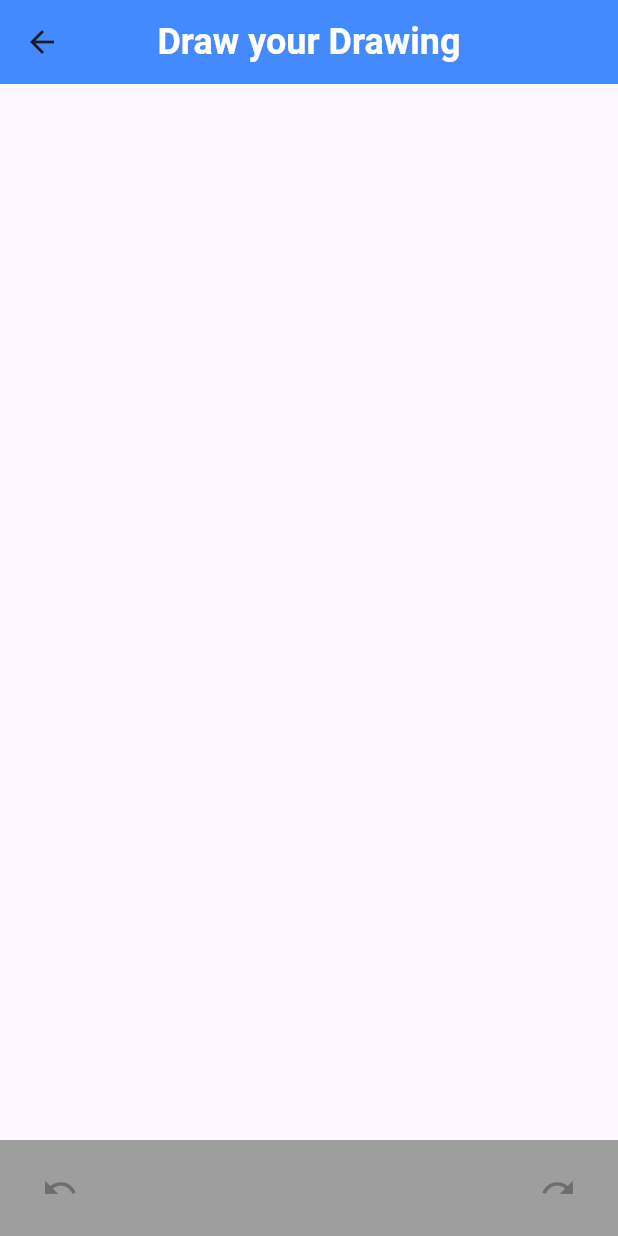
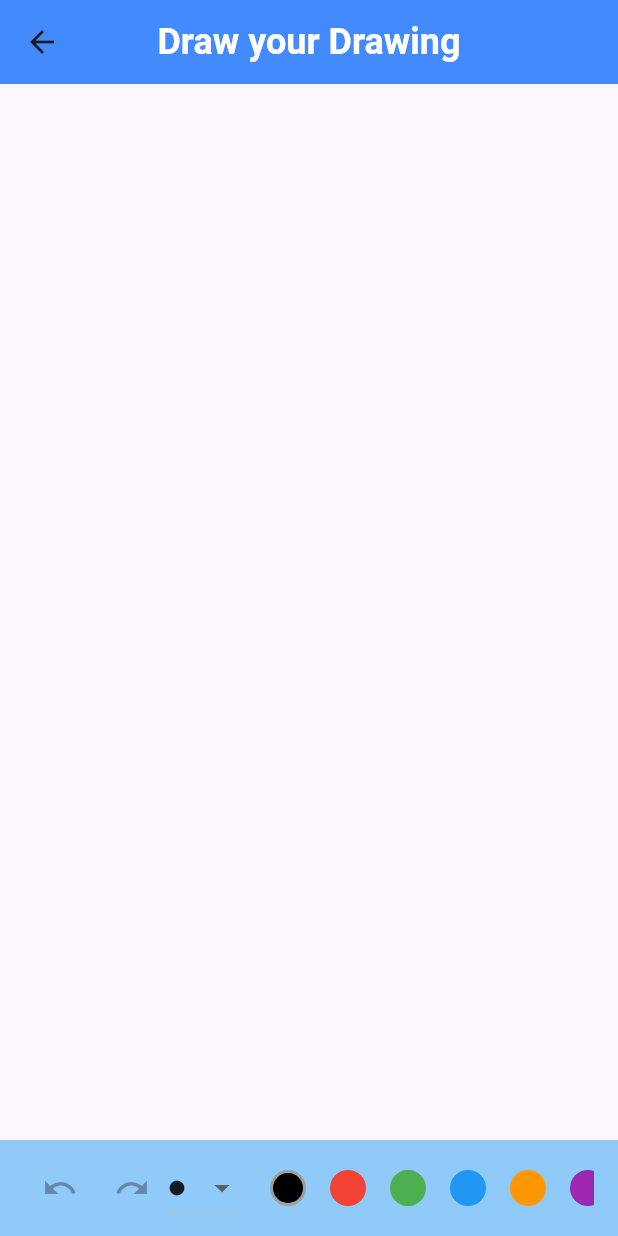
Before and after one commit to Pawan-bari/Drawing, a Flutter app: the Drawscreen screen opened by its route, on a phone screen of 412 x 824 dp. Run offline on Flutter 3.47's test engine with Material 3 defaults, Android fonts, the phone set to English and light mode, and no system bars.

Commit message:
add brush size and color pallet

```diff
--- a/lib/draw/drawscreen.dart
+++ b/lib/draw/drawscreen.dart
@@ -83,7 +83,8 @@ class _DrawscreenState extends State<Drawscreen> {
   Widget _buildtoolbar(){
     return Container(
       padding: const EdgeInsets.symmetric(horizontal: 16 ,vertical: 8),
-      color: Colors.grey,
+      color: Colors.blue[200],
+
       child: Row(
         mainAxisAlignment: MainAxisAlignment.spaceBetween,
         children: [
@@ -95,17 +96,95 @@ class _DrawscreenState extends State<Drawscreen> {
            icon: const Icon(Icons.undo)
            ),
 
-        IconButton(onPressed: _strokes.isNotEmpty ? (){
+        IconButton(onPressed: _redostrokes.isNotEmpty ? (){
             setState(() {
               _strokes.add(_redostrokes.removeLast());
             });
           }:null,
            icon: const Icon(Icons.redo)
-           )
+           ),
+           DropdownButton(
+            value: _brushsize,
+            items: [
+              DropdownMenuItem(
+                value: 2.0,
+                child: Icon(Icons.circle,size: 6,)),
+                DropdownMenuItem(
+                value: 4.0,
+                child:Icon(Icons.circle,size: 12,)),
+                DropdownMenuItem(
+                value: 8.0,
+                child: Icon(Icons.circle,size: 16,)),
+                DropdownMenuItem(
+                value: 16.0,
+                child: Icon(Icons.circle,))
+            ],
+            onChanged: (value){
+              setState(() {
+                _brushsize = value!;
+              });
+            }),
+            Expanded(child: _buildcolorsellector())
         ],
       ),
     );
   }
+Widget _buildcolorsellector() {
+  final List<Color> colors = [
+    Colors.black,
+    Colors.red,
+    Colors.green,
+    Colors.blue,
+    Colors.orange,
+    Colors.purple,
+    Colors.brown,
+    Colors.pink,
+    Colors.teal,
+    Colors.yellow,
+    Colors.cyan,
+    Colors.lime,
+    Colors.indigo,
+    Colors.amber,
+    Colors.grey,
+  ];
+
+  return SingleChildScrollView(
+    scrollDirection: Axis.horizontal,
+    padding: const EdgeInsets.symmetric(horizontal: 12),
+    child: Row(
+      children: colors.map((color) => Padding(
+        padding: const EdgeInsets.symmetric(horizontal: 4),
+        child: _buildcolorpallet(color),
+      )).toList(),
+    ),
+  );
+}
+
+Widget _buildcolorpallet(Color color){
+
+return GestureDetector(
+onTap: () {
+  setState(() {
+    _selectedcolor = color;
+  });
+},
+child: Container(
+margin: const EdgeInsets.symmetric(horizontal: 4),
+width: 24,
+height: 24,
+decoration: BoxDecoration(
+  color: color,
+  shape: BoxShape.circle,
+  border: Border.all(
+    color: _selectedcolor == color ? Colors.grey : Colors.transparent,
+    width: 2
+  )
+),
+)
+);
+
+
+}
 }
 class DrawPainter extends CustomPainter {
 
```
